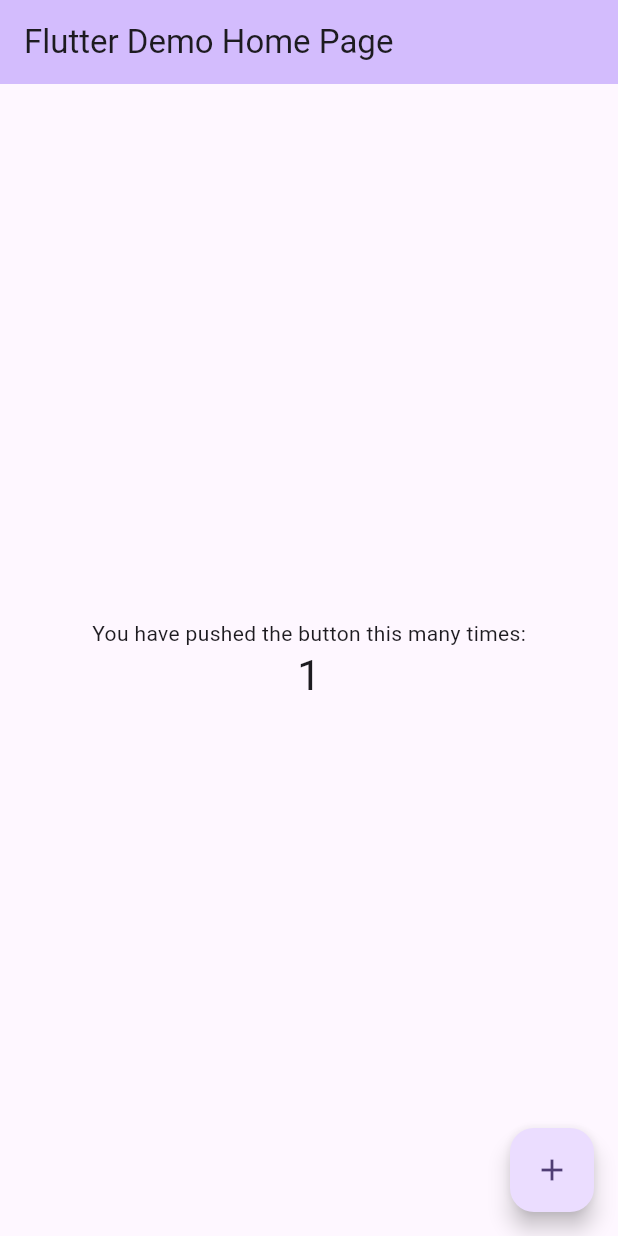
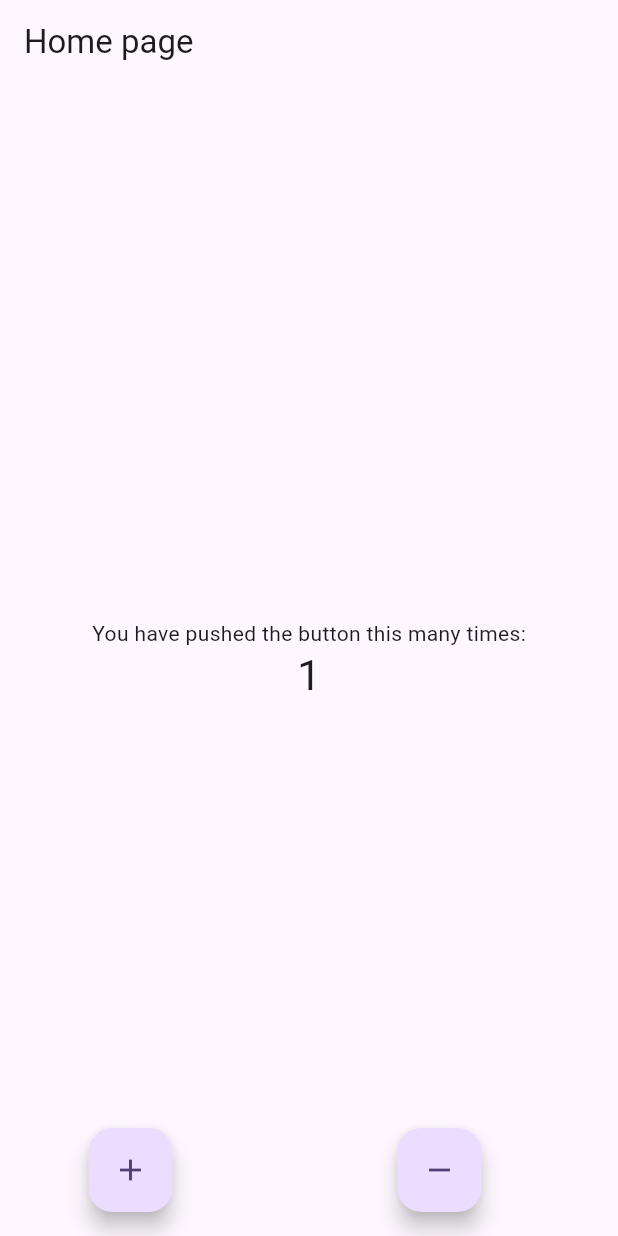
Before and after one commit to martin-ngigi/u_learn, a Flutter app: the screen it shows after launch, after a tap on the "add" icon, on a phone screen of 412 x 824 dp. Run offline on Flutter 3.47's test engine with Material 2 defaults, Android fonts, the phone set to English and light mode, and no system bars; our stand-ins replace flutter_bloc, flutter_screenutil.

```diff
--- /dev/null
+++ b/lib/app_blocs.dart
@@ -0,0 +1,21 @@
+import 'package:flutter_bloc/flutter_bloc.dart';
+import 'package:u_learn/app_events.dart';
+import 'package:u_learn/app_states.dart';
+
+class AppBlocs extends Bloc<AppEvents, AppStates>{
+  AppBlocs():super(InitStates()){
+    /// register events.
+    on<Increment>((event, emit){
+      emit(AppStates(counter: state.counter+1));
+      print("Increase current value is: ${state.counter}");
+    });
+
+    on<Decrement>((event, emit){
+      emit(AppStates(counter: state.counter-1));
+      print("Decreased current value is: ${state.counter}");
+    });
+  }
+
+
+
+}
--- /dev/null
+++ b/lib/app_events.dart
@@ -0,0 +1,4 @@
+class AppEvents {}
+
+class Increment extends AppEvents{}
+class Decrement extends AppEvents{}
--- /dev/null
+++ b/lib/app_states.dart
@@ -0,0 +1,9 @@
+class AppStates{
+  int counter;
+  AppStates({required this.counter});
+
+}
+
+class InitStates extends AppStates{
+  InitStates():super(counter: 0); /// We calling AppStates constructor and passing 0 as argument
+}
--- a/lib/main.dart
+++ b/lib/main.dart
@@ -1,4 +1,9 @@
 import 'package:flutter/material.dart';
+import 'package:flutter_bloc/flutter_bloc.dart';
+import 'package:flutter_screenutil/flutter_screenutil.dart';
+import 'package:u_learn/app_blocs.dart';
+import 'package:u_learn/app_events.dart';
+import 'package:u_learn/app_states.dart';
 
 void main() {
   runApp(const MyApp());
@@ -10,115 +15,70 @@ class MyApp extends StatelessWidget {
   // This widget is the root of your application.
   @override
   Widget build(BuildContext context) {
-    return MaterialApp(
+    return BlocProvider(
+      create: (context) => AppBlocs(),
+      child: ScreenUtilInit(
+          builder: (context, child) => MaterialApp(
             title: 'Flutter Demo',
             theme: ThemeData(
-        // This is the theme of your application.
-        //
-        // TRY THIS: Try running your application with "flutter run". You'll see
-        // the application has a blue toolbar. Then, without quitting the app,
-        // try changing the seedColor in the colorScheme below to Colors.green
-        // and then invoke "hot reload" (save your changes or press the "hot
-        // reload" button in a Flutter-supported IDE, or press "r" if you used
-        // the command line to start the app).
-        //
-        // Notice that the counter didn't reset back to zero; the application
-        // state is not lost during the reload. To reset the state, use hot
-        // restart instead.
-        //
-        // This works for code too, not just values: Most code changes can be
-        // tested with just a hot reload.
               colorScheme: ColorScheme.fromSeed(seedColor: Colors.deepPurple),
               useMaterial3: true,
             ),
             home: const MyHomePage(title: 'Flutter Demo Home Page'),
+          )
+      ),
     );
   }
 }
 
-class MyHomePage extends StatefulWidget {
+class MyHomePage extends StatelessWidget {
   const MyHomePage({super.key, required this.title});
-
-  // This widget is the home page of your application. It is stateful, meaning
-  // that it has a State object (defined below) that contains fields that affect
-  // how it looks.
-
-  // This class is the configuration for the state. It holds the values (in this
-  // case the title) provided by the parent (in this case the App widget) and
-  // used by the build method of the State. Fields in a Widget subclass are
-  // always marked "final".
 
   final String title;
 
   @override
-  State<MyHomePage> createState() => _MyHomePageState();
-}
+  Widget build(BuildContext context) {
 
-class _MyHomePageState extends State<MyHomePage> {
-  int _counter = 0;
-
-  void _incrementCounter() {
-    setState(() {
-      // This call to setState tells the Flutter framework that something has
-      // changed in this State, which causes it to rerun the build method below
-      // so that the display can reflect the updated values. If we changed
-      // _counter without calling setState(), then the build method would not be
-      // called again, and so nothing would appear to happen.
-      _counter++;
-    });
-  }
-
-  @override
-  Widget build(BuildContext context) {
-    // This method is rerun every time setState is called, for instance as done
-    // by the _incrementCounter method above.
-    //
-    // The Flutter framework has been optimized to make rerunning build methods
-    // fast, so that you can just rebuild anything that needs updating rather
-    // than having to individually change instances of widgets.
     return Scaffold(
       appBar: AppBar(
-        // TRY THIS: Try changing the color here to a specific color (to
-        // Colors.amber, perhaps?) and trigger a hot reload to see the AppBar
-        // change color while the other colors stay the same.
-        backgroundColor: Theme.of(context).colorScheme.inversePrimary,
-        // Here we take the value from the MyHomePage object that was created by
-        // the App.build method, and use it to set our appbar title.
-        title: Text(widget.title),
+        title: Text(
+          "Home page",
+        ),
       ),
       body: Center(
-        // Center is a layout widget. It takes a single child and positions it
-        // in the middle of the parent.
-        child: Column(
-          // Column is also a layout widget. It takes a list of children and
-          // arranges them vertically. By default, it sizes itself to fit its
-          // children horizontally, and tries to be as tall as its parent.
-          //
-          // Column has various properties to control how it sizes itself and
-          // how it positions its children. Here we use mainAxisAlignment to
-          // center the children vertically; the main axis here is the vertical
-          // axis because Columns are vertical (the cross axis would be
-          // horizontal).
-          //
-          // TRY THIS: Invoke "debug painting" (choose the "Toggle Debug Paint"
-          // action in the IDE, or press "p" in the console), to see the
-          // wireframe for each widget.
+        child: BlocBuilder<AppBlocs, AppStates>(
+          builder: (context, state){
+            return  Column(
               mainAxisAlignment: MainAxisAlignment.center,
               children: <Widget>[
                 const Text(
                   'You have pushed the button this many times:',
                 ),
                 Text(
-              '$_counter',
+                  "${BlocProvider.of<AppBlocs>(context).state.counter}",
                   style: Theme.of(context).textTheme.headlineMedium,
                 ),
               ],
+            );
+          },
         ),
       ),
-      floatingActionButton: FloatingActionButton(
-        onPressed: _incrementCounter,
+      floatingActionButton: Row(
+        mainAxisAlignment: MainAxisAlignment.spaceAround,
+        children: [
+          FloatingActionButton(
+            onPressed: () => BlocProvider.of<AppBlocs>(context).add(Increment()),
             tooltip: 'Increment',
             child: const Icon(Icons.add),
+          ),
+          FloatingActionButton(
+            onPressed: (){
+              BlocProvider.of<AppBlocs>(context).add(Decrement());
+            },
+            tooltip: 'Decrement',
+            child: const Icon(Icons.remove),
+          )
+        ],
       ), // This trailing comma makes auto-formatting nicer for build methods.
     );
   }
--- a/pubspec.yaml
+++ b/pubspec.yaml
@@ -35,6 +35,8 @@ dependencies:
   # The following adds the Cupertino Icons font to your application.
   # Use with the CupertinoIcons class for iOS style icons.
   cupertino_icons: ^1.0.2
+  flutter_bloc: ^8.1.3
+  flutter_screenutil: ^5.8.2
 
 dev_dependencies:
   flutter_test:
```
Also changed, not shown: pubspec.lock. Lines whose indentation alone changed are shown as unchanged.
